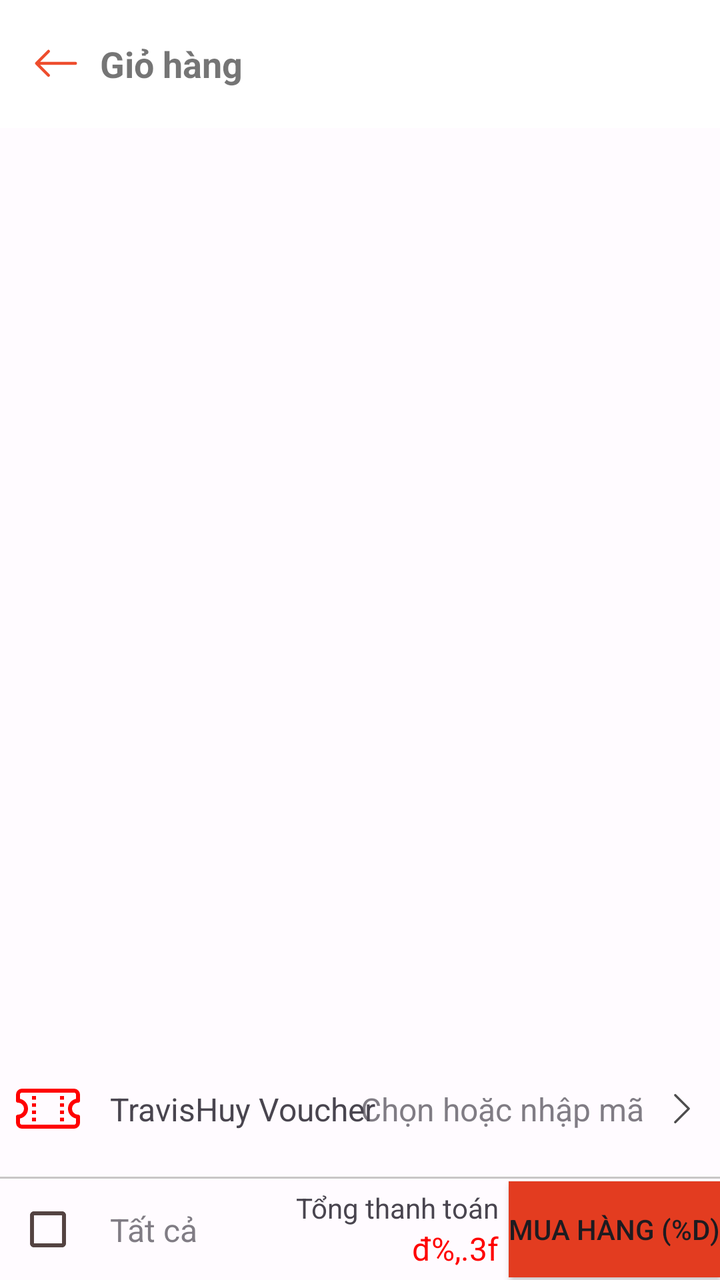
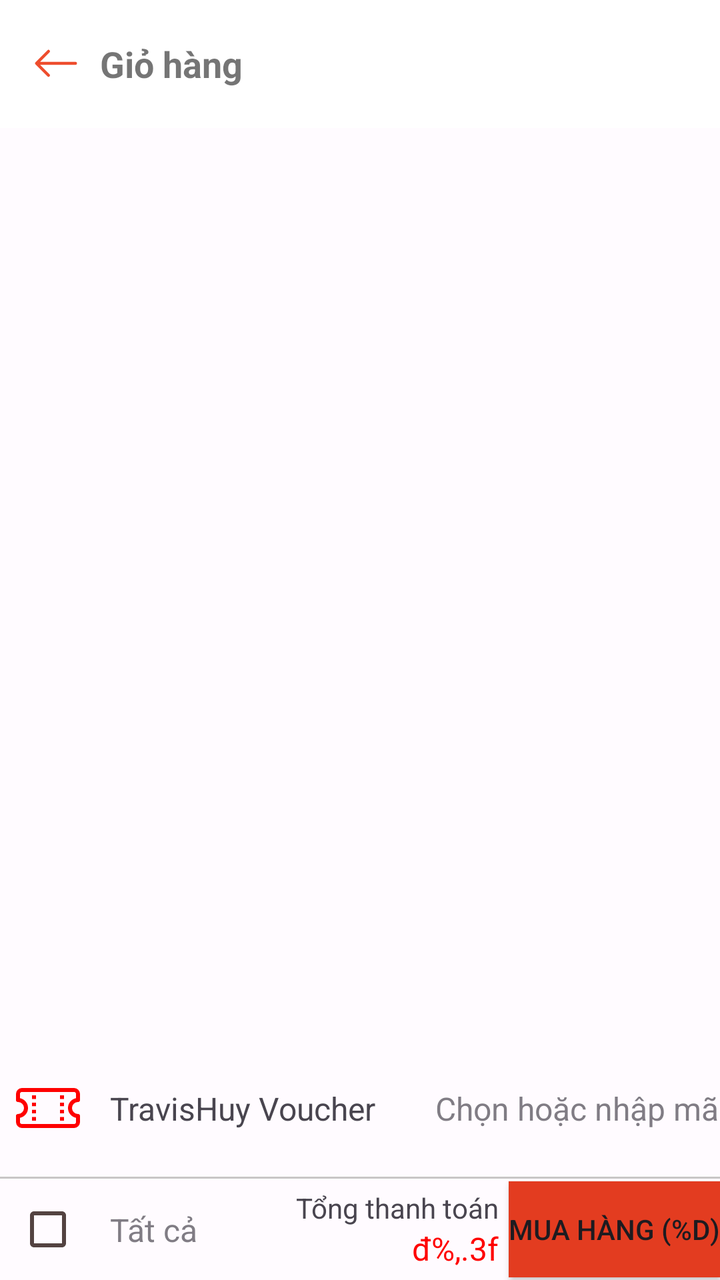

Compare the two renders of this Android layout. The source of the first and the diff that turns it into the second are given below.
<!-- AndroidManifest.xml: application theme Theme.Gas24h_7App -->
<!-- res/layout/activity_cart.xml -->
<?xml version="1.0" encoding="utf-8"?>
<androidx.coordinatorlayout.widget.CoordinatorLayout xmlns:android="http://schemas.android.com/apk/res/android"
    xmlns:app="http://schemas.android.com/apk/res-auto"
    xmlns:tools="http://schemas.android.com/tools"
    android:layout_width="match_parent"
    android:layout_height="match_parent"
    tools:context=".ui.cart.CartActivity">

    <com.google.android.material.appbar.AppBarLayout
        android:id="@+id/app_bar_layout"
        android:layout_width="match_parent"
        android:layout_height="wrap_content"
        android:background="@color/white"
        android:theme="@style/ThemeOverlay.AppCompat.Light">

        <androidx.appcompat.widget.Toolbar
            android:id="@id/toolbar"
            android:layout_width="match_parent"
            android:layout_height="?attr/actionBarSize"
            app:layout_scrollFlags="scroll|enterAlways">

            <RelativeLayout
                android:layout_width="match_parent"
                android:layout_height="wrap_content">

                <ImageButton
                    android:id="@+id/backButton"
                    android:layout_width="wrap_content"
                    android:layout_height="wrap_content"
                    android:layout_alignParentStart="true"
                    android:layout_centerVertical="true"
                    android:background="?attr/selectableItemBackgroundBorderless"
                    android:src="@drawable/ic_back"
                    app:tint="@color/md_theme_light_primary" />

                <TextView
                    android:id="@+id/tv_toolbar"
                    android:layout_width="wrap_content"
                    android:layout_height="wrap_content"
                    android:layout_centerVertical="true"
                    android:layout_marginStart="10dp"
                    android:layout_toEndOf="@+id/backButton"
                    android:text="Giỏ hàng"
                    android:textSize="18sp"
                    android:textStyle="bold" />
            </RelativeLayout>

        </androidx.appcompat.widget.Toolbar>
    </com.google.android.material.appbar.AppBarLayout>

    <LinearLayout
        android:id="@+id/linear_layout_not_item_cart"
        android:layout_width="match_parent"
        android:layout_height="match_parent"
        android:orientation="vertical"
        android:background="#E4E3E3"
        android:visibility="gone"
        app:layout_behavior="@string/appbar_scrolling_view_behavior">
        <ImageView
            android:layout_width="72dp"
            android:layout_height="72dp"
            android:layout_gravity="center"
            android:layout_marginTop="100dp"
            android:src="@drawable/cart_default"
            />
        <TextView
            android:layout_width="wrap_content"
            android:layout_height="wrap_content"
            android:layout_marginTop="20dp"
            android:fontFamily="@font/roboto_medium"
            android:textSize="16sp"
            android:text="'Hổng' có gì trong giỏ hết"
            android:layout_gravity="center"
            />
        <TextView
            android:layout_width="wrap_content"
            android:layout_height="wrap_content"
            android:text="Về trang chủ , lựa hàng ngay nào"
            android:layout_marginTop="5dp"
            android:textSize="15sp"
            android:layout_gravity="center"
            />
        <com.google.android.material.button.MaterialButton
            android:id="@+id/btn_home"
            android:layout_width="wrap_content"
            android:layout_height="wrap_content"
            android:text="Mua sắm ngay"
            app:backgroundTint="#FFFFFF"
            app:cornerRadius="4dp"
            app:strokeColor="@color/red"
            android:layout_gravity="center"
            app:strokeWidth="1dp"
            android:layout_marginTop="15dp"
            android:textColor="@color/red"
            style="@style/Widget.Material3.Button.ElevatedButton"
            />
    </LinearLayout>

    <androidx.constraintlayout.widget.ConstraintLayout
        android:id="@+id/constraint_layout_show_cart"
        android:layout_width="match_parent"
        android:layout_height="match_parent"
        android:visibility="visible"
        app:layout_behavior="@string/appbar_scrolling_view_behavior"
        >
        <androidx.recyclerview.widget.RecyclerView
            android:id="@+id/recyclerViewCart"
            android:layout_width="match_parent"
            android:layout_height="0dp"
            app:layout_constraintTop_toTopOf="parent"
            app:layout_constraintBottom_toBottomOf="parent"
            />
    </androidx.constraintlayout.widget.ConstraintLayout>
    <LinearLayout
        android:id="@+id/linear_cart"
        android:layout_width="match_parent"
        android:layout_height="wrap_content"
        android:orientation="vertical"
        android:visibility="visible"
        android:layout_gravity="bottom"
        >
        <androidx.constraintlayout.widget.ConstraintLayout
            android:layout_width="match_parent"
            android:layout_height="wrap_content">

            <ImageView
                android:id="@+id/ic_voucher"
                android:layout_width="32dp"
                android:layout_height="32dp"
                android:layout_marginStart="8dp"
                android:layout_marginTop="8dp"
                android:layout_marginBottom="8dp"
                android:src="@drawable/ic_voucher"
                app:layout_constraintBottom_toBottomOf="parent"
                app:layout_constraintStart_toStartOf="parent"
                app:layout_constraintTop_toTopOf="parent" />

            <TextView
                android:id="@+id/textView3"
                android:layout_width="wrap_content"
                android:layout_height="wrap_content"
                android:layout_marginStart="15dp"
                android:text="TravisHuy Voucher"
                android:textSize="16sp"
                app:layout_constraintBottom_toBottomOf="@+id/ic_voucher"
                app:layout_constraintStart_toEndOf="@+id/ic_voucher"
                app:layout_constraintTop_toTopOf="@+id/ic_voucher" />

            <TextView
                android:id="@+id/price_reduce_voucher"
                android:layout_width="wrap_content"
                android:layout_height="wrap_content"
                android:gravity="center"
                android:textColor="@color/red"
                android:textSize="16sp"
                android:layout_marginEnd="10dp"
                android:clickable="true"
                android:focusable="true"
                android:visibility="gone"
                app:layout_constraintBottom_toBottomOf="@+id/chevron_right"
                app:layout_constraintEnd_toStartOf="@+id/chevron_right"
                app:layout_constraintTop_toTopOf="@+id/chevron_right" />
            <TextView
                android:id="@+id/chooseVoucherText"
                android:layout_width="wrap_content"
                android:layout_height="wrap_content"
                android:gravity="center"
                android:text="Chọn hoặc nhập mã"
                android:textSize="16sp"
                android:layout_marginEnd="10dp"
                android:alpha="0.7"
                android:clickable="true"
                android:focusable="true"
                android:visibility="visible"
                app:layout_constraintBottom_toBottomOf="@+id/chevron_right"
                app:layout_constraintEnd_toStartOf="@+id/chevron_right"
                app:layout_constraintTop_toTopOf="@+id/chevron_right" />
            <ImageView
                android:id="@+id/chevron_right"
                android:layout_width="18dp"
                android:layout_height="18dp"
                android:layout_marginEnd="10dp"
                android:src="@drawable/ic_chevron_right"
                android:gravity="center"
                android:alpha="0.7"
                app:layout_constraintEnd_toEndOf="parent"
                app:layout_constraintBottom_toBottomOf="parent"
                app:layout_constraintTop_toTopOf="parent"
                />
        </androidx.constraintlayout.widget.ConstraintLayout>
        <View
            android:id="@+id/view"
            android:layout_width="match_parent"
            android:layout_height="1dp"
            android:background="#C8C6C6"
            android:layout_marginTop="10dp"/>

        <androidx.constraintlayout.widget.ConstraintLayout
            android:layout_width="match_parent"
            android:layout_height="wrap_content">
            <CheckBox
                android:id="@+id/cart_checkbox"
                android:layout_width="32dp"
                android:layout_height="48dp"
                android:layout_marginStart="8dp"
                app:layout_constraintStart_toStartOf="parent"
                app:layout_constraintBottom_toBottomOf="parent"
                app:layout_constraintTop_toTopOf="parent"
                />
            <LinearLayout
                android:layout_width="wrap_content"
                android:layout_height="wrap_content"
                android:orientation="vertical"
                app:layout_constraintTop_toTopOf="parent"
                app:layout_constraintBottom_toBottomOf="parent"
                app:layout_constraintEnd_toStartOf="@id/btn_buy"
                >
                <TextView
                    android:layout_width="wrap_content"
                    android:layout_height="wrap_content"
                    android:layout_marginEnd="5dp"
                    android:layout_marginTop="5dp"
                    android:text="Tổng thanh toán"
                    app:layout_constraintEnd_toStartOf="@+id/cart_total_amount"
                    app:layout_constraintTop_toTopOf="parent" />

                <TextView
                    android:id="@+id/cart_total_amount"
                    android:layout_width="match_parent"
                    android:layout_height="wrap_content"
                    android:text="@string/cart_total_amount"
                    android:textSize="16sp"
                    android:textAlignment="textEnd"
                    android:textColor="@color/red"
                    android:layout_marginEnd="5dp"
                    android:layout_marginBottom="5dp"
                    app:layout_constraintEnd_toStartOf="@+id/btn_buy"
                    app:layout_constraintTop_toTopOf="parent" />

            </LinearLayout>
            <TextView
                android:id="@+id/tvView"
                android:layout_width="wrap_content"
                android:layout_height="wrap_content"
                android:text="Tất cả"
                android:alpha="0.7"
                android:textSize="16sp"
                android:layout_marginStart="15dp"
                app:layout_constraintBottom_toBottomOf="parent"
                app:layout_constraintStart_toEndOf="@+id/cart_checkbox"
                app:layout_constraintTop_toTopOf="parent" />


            <Button
                android:id="@+id/btn_buy"
                android:layout_width="wrap_content"
                android:layout_height="wrap_content"
                android:background="#E33C20"
                android:text="@string/btn_buy"
                app:layout_constraintBottom_toBottomOf="parent"
                app:layout_constraintEnd_toEndOf="parent"
                app:layout_constraintTop_toTopOf="parent" />
        </androidx.constraintlayout.widget.ConstraintLayout>
    </LinearLayout>
</androidx.coordinatorlayout.widget.CoordinatorLayout>
<!-- resources referenced by this layout -->
<resources>
  <color name="md_theme_light_primary">#EE4D2D</color>
  <color name="red">#FF0000</color>
  <color name="white">#FFFFFFFF</color>
  <!-- drawable ic_back (drawable) -->
  <vector xmlns:android="http://schemas.android.com/apk/res/android"
      android:width="24dp"
      android:height="24dp"
      android:viewportWidth="16"
      android:viewportHeight="16">
    <path
        android:pathData="M15,8a0.5,0.5 0,0 0,-0.5 -0.5H2.707l3.147,-3.146a0.5,0.5 0,1 0,-0.708 -0.708l-4,4a0.5,0.5 0,0 0,0 0.708l4,4a0.5,0.5 0,0 0,0.708 -0.708L2.707,8.5H14.5A0.5,0.5 0,0 0,15 8"
        android:fillColor="@color/white"
        android:fillType="evenOdd"/>
  </vector>
  <!-- drawable ic_chevron_right (drawable) -->
  <vector xmlns:android="http://schemas.android.com/apk/res/android"
      android:width="16dp"
      android:height="16dp"
      android:viewportWidth="16"
      android:viewportHeight="16">
    <path
        android:pathData="M4.646,1.646a0.5,0.5 0,0 1,0.708 0l6,6a0.5,0.5 0,0 1,0 0.708l-6,6a0.5,0.5 0,0 1,-0.708 -0.708L10.293,8 4.646,2.354a0.5,0.5 0,0 1,0 -0.708"
        android:fillColor="@color/black"
        android:fillType="evenOdd"/>
  </vector>
  <!-- drawable ic_voucher (drawable) -->
  <vector xmlns:android="http://schemas.android.com/apk/res/android"
      android:width="16dp"
      android:height="16dp"
      android:viewportWidth="16"
      android:viewportHeight="16">
    <path
        android:pathData="M4,4.85v0.9h1v-0.9zM11,4.85v0.9h1v-0.9zM4,6.65v0.9h1v-0.9zM11,6.65v0.9h1v-0.9zM4,8.45v0.9h1v-0.9zM11,8.45v0.9h1v-0.9zM4,10.25v0.9h1v-0.9zM11,10.25v0.9h1v-0.9z"
        android:fillColor="@color/red"/>
    <path
        android:pathData="M1.5,3A1.5,1.5 0,0 0,0 4.5V6a0.5,0.5 0,0 0,0.5 0.5,1.5 1.5,0 1,1 0,3 0.5,0.5 0,0 0,-0.5 0.5v1.5A1.5,1.5 0,0 0,1.5 13h13a1.5,1.5 0,0 0,1.5 -1.5V10a0.5,0.5 0,0 0,-0.5 -0.5,1.5 1.5,0 0,1 0,-3A0.5,0.5 0,0 0,16 6V4.5A1.5,1.5 0,0 0,14.5 3zM1,4.5a0.5,0.5 0,0 1,0.5 -0.5h13a0.5,0.5 0,0 1,0.5 0.5v1.05a2.5,2.5 0,0 0,0 4.9v1.05a0.5,0.5 0,0 1,-0.5 0.5h-13a0.5,0.5 0,0 1,-0.5 -0.5v-1.05a2.5,2.5 0,0 0,0 -4.9z"
        android:fillColor="@color/red"/>
  </vector>
  <string name="btn_buy">Mua hàng (%d)</string>
  <string name="cart_total_amount">đ%,.3f</string>
  <style name="Theme.Gas24h_7App" parent="Base.Theme.Gas24h_7App" />
  <color name="black">#FF000000</color>
  <color name="md_theme_light_onPrimary">#FFFFFF</color>
  <color name="md_theme_light_primaryContainer">#F9DEDC</color>
  <color name="md_theme_light_onPrimaryContainer">#410E0B</color>
  <color name="md_theme_light_secondary">#775652</color>
  <color name="md_theme_light_onSecondary">#FFFFFF</color>
  <color name="md_theme_light_secondaryContainer">#FFDAD7</color>
  <color name="md_theme_light_onSecondaryContainer">#2C1512</color>
  <color name="md_theme_light_tertiary">#705D00</color>
  <color name="md_theme_light_onTertiary">#FFFFFF</color>
  <color name="md_theme_light_tertiaryContainer">#FFE08D</color>
  <color name="md_theme_light_onTertiaryContainer">#221B00</color>
  <color name="md_theme_light_error">#B3261E</color>
  <color name="md_theme_light_errorContainer">#F9DEDC</color>
  <color name="md_theme_light_onError">#FFFFFF</color>
  <color name="md_theme_light_onErrorContainer">#410E0B</color>
  <color name="md_theme_light_background">#FFFBFF</color>
  <color name="md_theme_light_onBackground">#201A1A</color>
  <color name="md_theme_light_surface">#FFFBFF</color>
  <color name="md_theme_light_onSurface">#201A1A</color>
  <color name="md_theme_light_surfaceVariant">#F5DDDB</color>
  <color name="md_theme_light_onSurfaceVariant">#534341</color>
  <color name="md_theme_light_outline">#857371</color>
  <color name="md_theme_light_inverseOnSurface">#FBEEEC</color>
  <color name="md_theme_light_inverseSurface">#362F2E</color>
  <color name="md_theme_light_surfaceTint">#B3261E</color>
  <color name="md_theme_light_inversePrimary">#FFB4AB</color>
  <!-- unchanged entries left out for length: 2 -->
</resources>

<!-- the commit's change to res/layout/activity_cart.xml (unified diff, before → after) -->
@@ -103,25 +103,22 @@
         android:visibility="visible"
         app:layout_behavior="@string/appbar_scrolling_view_behavior"
         >
+
         <androidx.recyclerview.widget.RecyclerView
             android:id="@+id/recyclerViewCart"
             android:layout_width="match_parent"
             android:layout_height="0dp"
-            app:layout_constraintTop_toTopOf="parent"
             app:layout_constraintBottom_toBottomOf="parent"
-            />
-    </androidx.constraintlayout.widget.ConstraintLayout>
-    <LinearLayout
-        android:id="@+id/linear_cart"
-        android:layout_width="match_parent"
-        android:layout_height="wrap_content"
-        android:orientation="vertical"
-        android:visibility="visible"
-        android:layout_gravity="bottom"
-        >
+            app:layout_constraintTop_toTopOf="parent" />
+
         <androidx.constraintlayout.widget.ConstraintLayout
             android:layout_width="match_parent"
-            android:layout_height="wrap_content">
+            android:layout_height="wrap_content"
+            android:layout_marginBottom="126dp"
+            app:layout_constraintBottom_toBottomOf="@+id/recyclerViewCart"
+            app:layout_constraintEnd_toEndOf="parent"
+            app:layout_constraintStart_toStartOf="parent"
+            >
 
             <ImageView
                 android:id="@+id/ic_voucher"
@@ -150,44 +147,57 @@
                 android:id="@+id/price_reduce_voucher"
                 android:layout_width="wrap_content"
                 android:layout_height="wrap_content"
-                android:gravity="center"
-                android:textColor="@color/red"
-                android:textSize="16sp"
                 android:layout_marginEnd="10dp"
                 android:clickable="true"
                 android:focusable="true"
+                android:gravity="center"
+                android:textColor="@color/red"
+                android:textSize="16sp"
                 android:visibility="gone"
                 app:layout_constraintBottom_toBottomOf="@+id/chevron_right"
                 app:layout_constraintEnd_toStartOf="@+id/chevron_right"
                 app:layout_constraintTop_toTopOf="@+id/chevron_right" />
+
             <TextView
                 android:id="@+id/chooseVoucherText"
                 android:layout_width="wrap_content"
                 android:layout_height="wrap_content"
-                android:gravity="center"
-                android:text="Chọn hoặc nhập mã"
-                android:textSize="16sp"
-                android:layout_marginEnd="10dp"
+                android:layout_marginStart="30dp"
                 android:alpha="0.7"
                 android:clickable="true"
                 android:focusable="true"
+                android:gravity="center"
+                android:text="Chọn hoặc nhập mã"
+                android:textSize="16sp"
                 android:visibility="visible"
-                app:layout_constraintBottom_toBottomOf="@+id/chevron_right"
-                app:layout_constraintEnd_toStartOf="@+id/chevron_right"
-                app:layout_constraintTop_toTopOf="@+id/chevron_right" />
+                app:layout_constraintBottom_toBottomOf="@+id/textView3"
+                app:layout_constraintStart_toEndOf="@+id/textView3"
+                app:layout_constraintTop_toTopOf="@+id/textView3"
+                app:layout_constraintVertical_bias="0.111" />
+
             <ImageView
                 android:id="@+id/chevron_right"
                 android:layout_width="18dp"
                 android:layout_height="18dp"
                 android:layout_marginEnd="10dp"
+                android:alpha="0.7"
+                android:gravity="center"
                 android:src="@drawable/ic_chevron_right"
-                android:gravity="center"
-                android:alpha="0.7"
+                app:layout_constraintBottom_toBottomOf="@+id/chooseVoucherText"
                 app:layout_constraintEnd_toEndOf="parent"
-                app:layout_constraintBottom_toBottomOf="parent"
-                app:layout_constraintTop_toTopOf="parent"
-                />
+                app:layout_constraintStart_toEndOf="@+id/chooseVoucherText"
+                app:layout_constraintTop_toTopOf="@+id/chooseVoucherText" />
         </androidx.constraintlayout.widget.ConstraintLayout>
+    </androidx.constraintlayout.widget.ConstraintLayout>
+    <LinearLayout
+        android:id="@+id/linear_cart"
+        android:layout_width="match_parent"
+        android:layout_height="wrap_content"
+        android:orientation="vertical"
+        android:visibility="visible"
+        android:layout_gravity="bottom"
+        >
+
         <View
             android:id="@+id/view"
             android:layout_width="match_parent"
